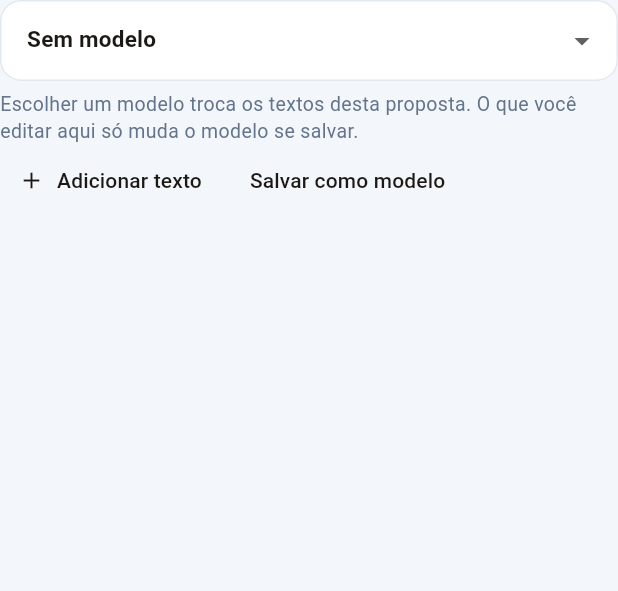
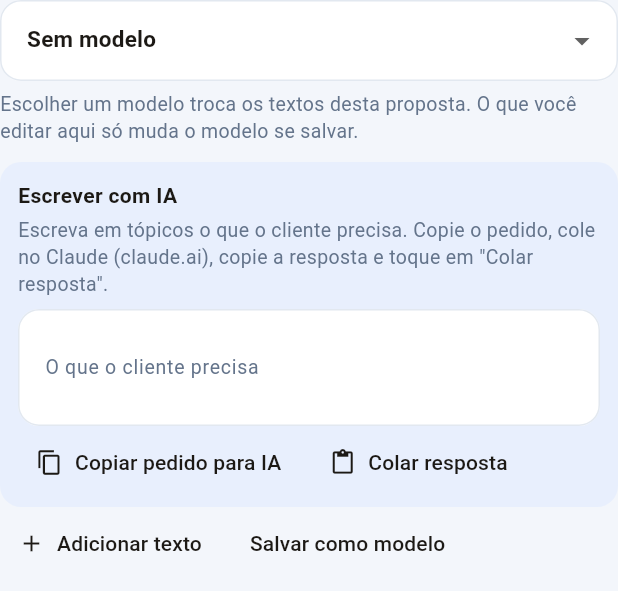
Before and after one commit to thomazte/pactto, a Flutter app: the _Modelo widget shown alone on an empty page, opened directly with empty values, on a phone screen of 412 x 824 dp. Shown: the top 591 px of the screen. Run offline on Flutter 3.47's test engine with Material 3 defaults, Android fonts, the phone set to English and light mode, and no system bars; our stand-ins replace file_picker, pdf, printing, shared_preferences; accounts and stored records are empty.

Commit message:
Monta o pedido para IA e encaixa a resposta nos textos.
"Copiar pedido para IA" leva o cliente, os tópicos e os textos antes
dos itens para a área de transferência. O prestador cola numa IA de
conversa, e "Colar resposta" separa o retorno pelas linhas "## Título"
e substitui ou cria cada texto. O app não chama nenhuma IA.

```diff
--- a/apps/pactto/lib/views/proposta/entrada_proposta.dart
+++ b/apps/pactto/lib/views/proposta/entrada_proposta.dart
@@ -1,6 +1,7 @@
 import 'package:dominio/dominio.dart';
 import 'package:file_picker/file_picker.dart';
 import 'package:flutter/material.dart';
+import 'package:flutter/services.dart';
 
 import '../../controllers/proposta_controller.dart';
 import '../../core/formatters/formato_telefone.dart';
@@ -460,6 +461,8 @@ class _Modelo extends StatelessWidget {
           'O que você editar aqui só muda o modelo se salvar.',
           style: TextStyle(color: Cores.suave, fontSize: 13, height: 1.4),
         ),
+        const SizedBox(height: 12),
+        _EscreverComIa(controller: controller),
         for (var i = 0; i < textos.length; i++)
           _CampoTexto(controller: controller, indice: i),
         Wrap(
@@ -484,6 +487,104 @@ class _Modelo extends StatelessWidget {
           ],
         ),
       ],
+    );
+  }
+}
+
+/// A IA fica fora do app: o pedido vai para a área de transferência, o
+/// prestador cola no Claude e traz a resposta de volta.
+class _EscreverComIa extends StatelessWidget {
+  const _EscreverComIa({required this.controller});
+
+  final PropostaController controller;
+
+  Future<void> _copiar(BuildContext context) async {
+    final mensageiro = ScaffoldMessenger.of(context);
+    final pedido = controller.pedidoIa();
+    if (pedido == null) {
+      mensageiro.showSnackBar(
+        const SnackBar(
+          content: Text('Escreva primeiro o que o cliente precisa.'),
+        ),
+      );
+      return;
+    }
+    await Clipboard.setData(ClipboardData(text: pedido));
+    mensageiro.showSnackBar(
+      const SnackBar(
+        content: Text('Pedido copiado. Cole no Claude e copie a resposta.'),
+      ),
+    );
+  }
+
+  Future<void> _colar(BuildContext context) async {
+    final mensageiro = ScaffoldMessenger.of(context);
+    String? mensagem;
+    try {
+      final dados = await Clipboard.getData(Clipboard.kTextPlain);
+      final texto = dados?.text?.trim() ?? '';
+      mensagem = texto.isEmpty
+          ? 'Copie a resposta da IA antes de colar.'
+          : controller.aplicarRespostaIa(texto) ?? 'Textos atualizados.';
+    } catch (_) {
+      mensagem = 'Não foi possível ler a área de transferência.';
+    }
+    mensageiro.showSnackBar(SnackBar(content: Text(mensagem)));
+  }
+
+  @override
+  Widget build(BuildContext context) {
+    return Container(
+      padding: const EdgeInsets.fromLTRB(12, 12, 12, 6),
+      decoration: BoxDecoration(
+        color: Cores.azulSuave.withValues(alpha: 0.45),
+        borderRadius: BorderRadius.circular(14),
+      ),
+      child: Column(
+        crossAxisAlignment: CrossAxisAlignment.stretch,
+        children: [
+          const Text(
+            'Escrever com IA',
+            style: TextStyle(fontWeight: FontWeight.w600),
+          ),
+          const SizedBox(height: 4),
+          const Text(
+            'Escreva em tópicos o que o cliente precisa. Copie o pedido, cole '
+            'no Claude (claude.ai), copie a resposta e toque em "Colar resposta".',
+            style: TextStyle(color: Cores.suave, fontSize: 13, height: 1.4),
+          ),
+          const SizedBox(height: 8),
+          TextField(
+            key: const Key('topicos_ia'),
+            controller: controller.topicosIa,
+            minLines: 2,
+            maxLines: null,
+            keyboardType: TextInputType.multiline,
+            textCapitalization: TextCapitalization.sentences,
+            decoration: const InputDecoration(
+              labelText: 'O que o cliente precisa',
+              hintText: 'Sistema de OS, controle de garantia, PDF da OS',
+            ),
+          ),
+          Wrap(
+            spacing: 4,
+            children: [
+              TextButton.icon(
+                key: const Key('copiar_pedido_ia'),
+                onPressed: () => _copiar(context),
+                icon: const Icon(Icons.copy, size: 18),
+                label: const Text('Copiar pedido para IA'),
+              ),
+              TextButton.icon(
+                key: const Key('colar_resposta_ia'),
+                onPressed: () => _colar(context),
+                icon: const Icon(Icons.content_paste, size: 18),
+                label: const Text('Colar resposta'),
+              ),
+            ],
+          ),
+        ],
+      ),
     );
   }
 }
```
Also changed, not shown: apps/pactto/lib/controllers/proposta_controller.dart (+48 -0 lines), apps/pactto/lib/services/pedido_ia.dart (added, +92 -0 lines), 2 other files.
